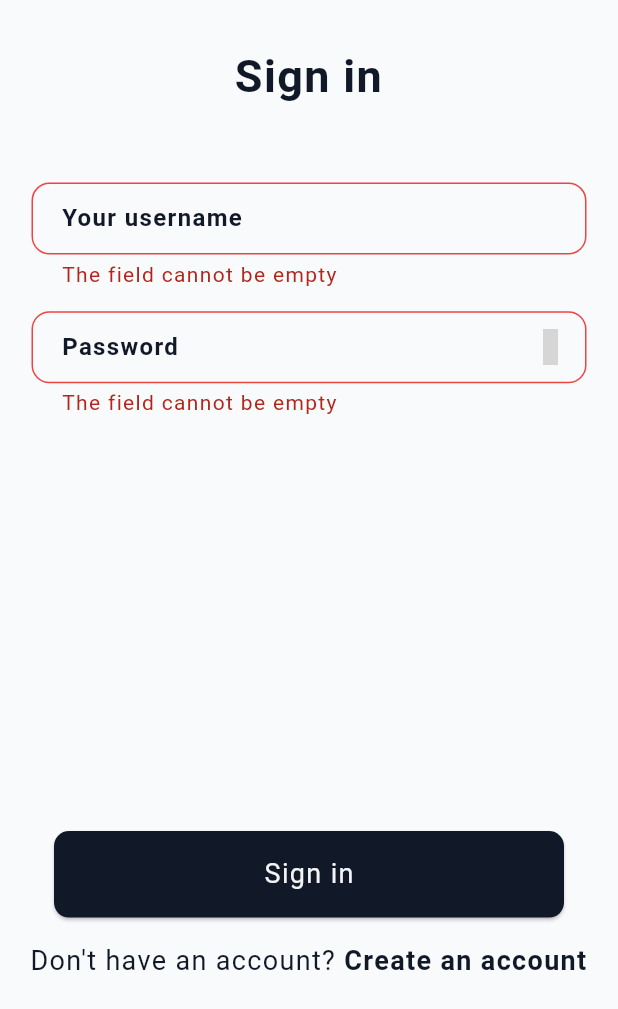
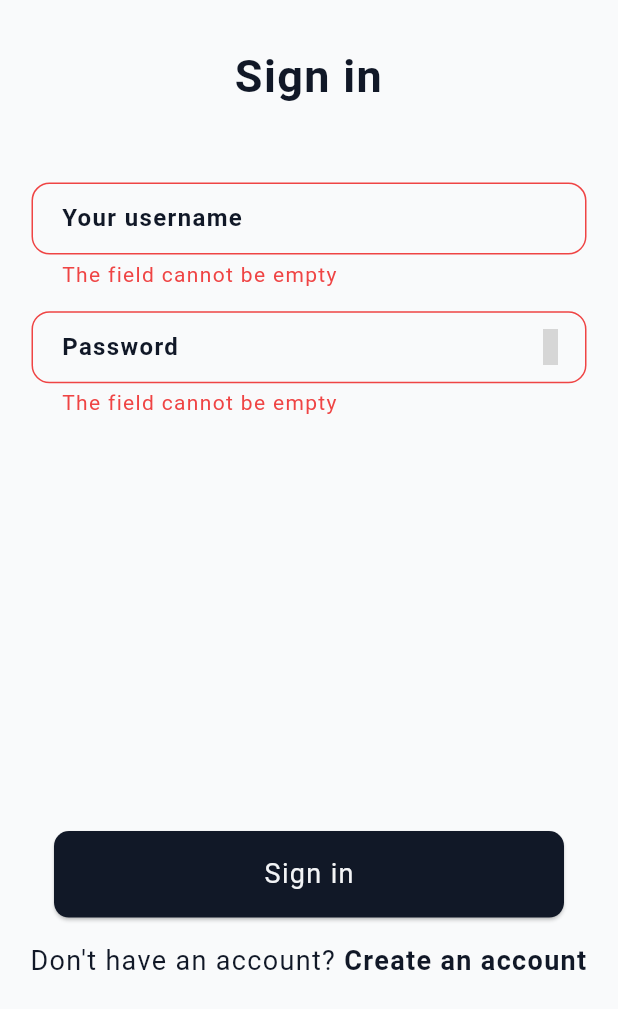
Before and after one commit to z17-cuba/book_store_admin, a Flutter app: the screen it shows after launch, after a tap on "Sign in", on a phone screen of 412 x 824 dp. Shown: the top 1009 px of the screen. Run offline on Flutter 3.47's test engine with Material 3 defaults, Android fonts, the phone set to English and light mode, and no system bars; drawn by our look-alikes of loader_overlay; our stand-ins replace easy_dynamic_theme, envied, file_picker, flutter_screenutil, flutter_secure_storage, flutter_svg and 9 more; generated files the repository leaves out were written again; network calls fail; grey boxes are pictures that could not be loaded.

Commit message:
updating theme and icon in web

```diff
--- a/lib/app.dart
+++ b/lib/app.dart
@@ -46,8 +46,8 @@ class MyApp extends StatelessWidget {
             logWriterCallback: LoggerUtils.write,
             // End Logging
             //Theme
-            theme: lightThemeData,
-            darkTheme: darkThemeData,
+            theme: lightTheme,
+            darkTheme: darkTheme,
             themeMode: EasyDynamicTheme.of(context).themeMode!,
             //End Theme
             // Routes
--- a/lib/core/dependency_injection.dart
+++ b/lib/core/dependency_injection.dart
@@ -85,7 +85,6 @@ class DependencyInjection {
       Env.serverUrl,
       clientKey: Env.clientKey,
       masterKey: Env.masterKey,
-      debug: true,
     );
 
     Get
--- a/lib/presentation/app/theme/colors.dart
+++ b/lib/presentation/app/theme/colors.dart
@@ -3,18 +3,20 @@ import 'package:flutter/material.dart';
 class AppColors {
   //Main Theme Colors
   ///Trustworthy, calm, excellent for dark/nav UI
-  static const primaryColor = Color(0xff2E3A59); //Indigo Gray Blue
+  static const primaryColor = Color(0xff031E56);
+
   ///Highlight actions (e.g. play, checkout, CTA)
-  static const secondaryColor = Color(0xffF97316); //Orange 500
+  static const secondaryColor = Color(0xff3EA789);
+
   ///For links, playback progress, badges
-  static const accentColor = Color(0xff3B82F6); //Blue 500
+  static const accentColor = Color(0xff87CF47);
 
   //Other Colors
-  ///Success messages, license valid
+  ///Success messages
   static const greenSuccess = Color(0xff10B981); //Green 500
-  ///Warnings, near expiration
+  ///Warnings
   static const yellowWarning = Color(0xffFACC15); //Yellow 400
-  ///Validation errors, expired licenses
+  ///Validation errors
   static const redError = Color(0xffEF4444); //Red 500
 
   static final shimmerBaseColor = AppColors.grey600.withValues(alpha: 0.3);
--- a/lib/presentation/app/theme/theme.dart
+++ b/lib/presentation/app/theme/theme.dart
@@ -3,7 +3,7 @@ import 'package:book_store_admin/presentation/app/theme/colors.dart';
 import 'package:book_store_admin/presentation/app/theme/text_styles.dart';
 import 'package:flutter/material.dart';
 
-var lightThemeData = ThemeData(
+final ThemeData lightTheme = ThemeData(
   primaryColor: AppColors.primaryColor,
   textSelectionTheme: TextSelectionThemeData(
     selectionHandleColor: AppColors.primaryColor,
@@ -12,7 +12,7 @@ var lightThemeData = ThemeData(
   progressIndicatorTheme: const ProgressIndicatorThemeData(
     color: AppColors.primaryColor,
   ),
-  tabBarTheme: TabBarTheme(
+  tabBarTheme: TabBarThemeData(
     overlayColor: WidgetStateProperty.resolveWith<Color?>((states) {
       if (states.contains(WidgetState.pressed)) {
         return AppColors.primaryColor.withValues(alpha: 0.1);
@@ -22,9 +22,7 @@ var lightThemeData = ThemeData(
     indicatorColor: AppColors.primaryColor,
     labelColor: AppColors.primaryColor,
   ),
-  cardTheme: const CardTheme(
-    color: AppColors.canvasColorWhite,
-  ),
+  cardTheme: const CardThemeData(color: AppColors.canvasColorWhite),
   scaffoldBackgroundColor: AppColors.scaffoldColorWhite,
   canvasColor: AppColors.canvasColorWhite,
   cardColor: AppColors.canvasColorWhite,
@@ -35,6 +33,10 @@ var lightThemeData = ThemeData(
   highlightColor: AppColors.textLightTheme,
   textButtonTheme: TextButtonThemeData(
     style: ButtonStyle(
+      foregroundColor: WidgetStateProperty.all(AppColors.primaryColor),
+      overlayColor: WidgetStateProperty.all(
+        AppColors.primaryColor.withValues(alpha: 0.1),
+      ),
       shape: WidgetStateProperty.all(
         RoundedRectangleBorder(
           borderRadius: BorderRadius.circular(roundCornerRadius / 2),
@@ -42,31 +44,39 @@ var lightThemeData = ThemeData(
       ),
     ),
   ),
+  colorScheme: const ColorScheme.light(
+    primary: AppColors.primaryColor,
+    secondary: AppColors.secondaryColor,
+    error: AppColors.redError,
+    onPrimary: Colors.white,
+    onSecondary: Colors.white,
+    surface: AppColors.canvasColorWhite,
+    onSurface: AppColors.textLightTheme,
+    surfaceTint: AppColors.primaryColor,
+    onError: Colors.white,
+  ),
 );
 
-final darkThemeData = ThemeData(
-  brightness: Brightness.dark,
-  primaryColor: AppColors.secondaryColor,
+final ThemeData darkTheme = ThemeData(
+  primaryColor: AppColors.primaryColor,
   textSelectionTheme: TextSelectionThemeData(
-    selectionHandleColor: AppColors.primaryColor,
-    selectionColor: AppColors.primaryColor.withValues(alpha: 0.3),
+    selectionHandleColor: AppColors.accentColor,
+    selectionColor: AppColors.accentColor.withValues(alpha: 0.3),
   ),
   progressIndicatorTheme: const ProgressIndicatorThemeData(
-    color: AppColors.primaryColor,
+    color: AppColors.accentColor,
   ),
-  tabBarTheme: TabBarTheme(
+  tabBarTheme: TabBarThemeData(
     overlayColor: WidgetStateProperty.resolveWith<Color?>((states) {
       if (states.contains(WidgetState.pressed)) {
-        return AppColors.primaryColor.withValues(alpha: 0.1);
+        return AppColors.accentColor.withValues(alpha: 0.1);
       }
       return null;
     }),
-    indicatorColor: AppColors.primaryColor,
-    labelColor: AppColors.primaryColor,
+    indicatorColor: AppColors.accentColor,
+    labelColor: AppColors.accentColor,
   ),
-  cardTheme: const CardTheme(
-    color: AppColors.canvasColorBlack,
-  ),
+  cardTheme: const CardThemeData(color: AppColors.canvasColorBlack),
   scaffoldBackgroundColor: AppColors.scaffoldColorBlack,
   canvasColor: AppColors.canvasColorBlack,
   cardColor: AppColors.canvasColorBlack,
@@ -77,12 +87,27 @@ final darkThemeData = ThemeData(
   highlightColor: AppColors.textDarkTheme,
   textButtonTheme: TextButtonThemeData(
     style: ButtonStyle(
+      foregroundColor: WidgetStateProperty.all(AppColors.accentColor),
+      overlayColor: WidgetStateProperty.all(
+        AppColors.accentColor.withValues(alpha: 0.1),
+      ),
       shape: WidgetStateProperty.all(
         RoundedRectangleBorder(
           borderRadius: BorderRadius.circular(roundCornerRadius / 2),
         ),
       ),
     ),
+  ),
+  colorScheme: const ColorScheme.dark(
+    primary: AppColors.primaryColor,
+    secondary: AppColors.secondaryColor,
+    error: AppColors.redError,
+    onPrimary: Colors.white,
+    onSecondary: Colors.white,
+    surface: AppColors.canvasColorBlack,
+    onSurface: AppColors.textDarkTheme,
+    surfaceTint: AppColors.accentColor,
+    onError: Colors.white,
   ),
 );
 
--- a/lib/presentation/controllers/home_pages/books_controller.dart
+++ b/lib/presentation/controllers/home_pages/books_controller.dart
@@ -95,7 +95,9 @@ class BooksController extends GetxController {
           ),
           actions: <Widget>[
             TextButton(
-              child: Text('app.cancel'.tr),
+              child: Text(
+                'app.cancel'.tr,
+              ),
               onPressed: () => Navigator.of(dialogContext).pop(false),
             ),
             PrimaryButton(
--- a/lib/presentation/pages/home/home_page.dart
+++ b/lib/presentation/pages/home/home_page.dart
@@ -7,6 +7,7 @@ import 'package:book_store_admin/presentation/pages/home/home_pages/widgets/prof
 import 'package:book_store_admin/presentation/routes/dashboard_item.dart';
 import 'package:book_store_admin/presentation/routes/dashboard_items_config_admin.dart';
 import 'package:book_store_admin/presentation/routes/navigator_helper.dart';
+import 'package:easy_dynamic_theme/easy_dynamic_theme.dart';
 import 'package:flutter/material.dart';
 import 'package:flutter_screenutil/flutter_screenutil.dart';
 import 'package:get/get.dart';
@@ -41,7 +42,6 @@ class HomePage extends GetView<HomeController> {
                     controller.showIconsOnly || !isDesktop ? 0.053.sw : 0.16.sw,
                 height: double.infinity,
                 decoration: const BoxDecoration(
-                  color: AppColors.primaryColor,
                   border: Border(
                     right: BorderSide(
                       color: AppColors.secondaryColor,
@@ -70,7 +70,6 @@ class HomePage extends GetView<HomeController> {
                       width: double.infinity,
                       padding: const EdgeInsets.symmetric(horizontal: 24.0),
                       decoration: const BoxDecoration(
-                        color: AppColors.primaryColor,
                         border: Border(
                           bottom: BorderSide(
                             color: AppColors.secondaryColor,
@@ -98,6 +97,7 @@ class HomePage extends GetView<HomeController> {
                           Row(
                             mainAxisAlignment: MainAxisAlignment.end,
                             children: [
+                              EasyDynamicThemeBtn(),
                               const ChangeLanguage(),
                               4.horizontalSpace,
                               ProfileOptions(),
@@ -241,7 +241,7 @@ class HomePage extends GetView<HomeController> {
                                         style: textStyleButton.apply(
                                           color: isSelected
                                               ? AppColors.secondaryColor
-                                              : color,
+                                              : null,
                                         ),
                                       ),
                                     ),
--- a/lib/presentation/pages/home/home_pages/books/add_edit_book/add_edit_book_page.dart
+++ b/lib/presentation/pages/home/home_pages/books/add_edit_book/add_edit_book_page.dart
@@ -37,7 +37,6 @@ class AddEditBookPage extends GetView<AddEditBookController> {
       },
       child: Scaffold(
         appBar: AppBar(
-          backgroundColor: AppColors.primaryColor,
           automaticallyImplyLeading: true,
           leading: IconButton(
             onPressed: () => controller.goBack(context),
--- a/lib/presentation/pages/home/home_pages/books/categories_books_scroll_widget.dart
+++ b/lib/presentation/pages/home/home_pages/books/categories_books_scroll_widget.dart
@@ -33,7 +33,7 @@ class CategoriesBooksScrollWidget extends GetView<BooksController> {
                   () => Container(
                     padding: const EdgeInsets.all(5),
                     decoration: BoxDecoration(
-                      color: Colors.green.shade50,
+                      color: AppColors.secondaryColor,
                       borderRadius: BorderRadius.circular(12),
                       boxShadow: index == controller.pickedCategory.value
                           ? const [
@@ -49,7 +49,7 @@ class CategoriesBooksScrollWidget extends GetView<BooksController> {
                       isFilled: controller.pickedCategory.value == index,
                       expand: false,
                       textColor: controller.pickedCategory.value == index
-                          ? Theme.of(context).highlightColor
+                          ? AppColors.secondaryColor
                           : AppColors.primaryColor,
                       onPressed: () => controller.pickCategory(index),
                       title: index == 0
--- a/lib/presentation/routes/dashboard_items_config_admin.dart
+++ b/lib/presentation/routes/dashboard_items_config_admin.dart
@@ -50,7 +50,7 @@ class DashboardItemsConfigAdmin {
     ),
     // Authors.
     DashboardItem(
-      title: () => 'app.authors'.tr,
+      title: () => 'app.authorsPlural'.tr,
       routeName: Routes.authors,
       tag: 'authors',
       routePath: '/${Routes.authors}',
```
Also changed, not shown: 36 other files.
